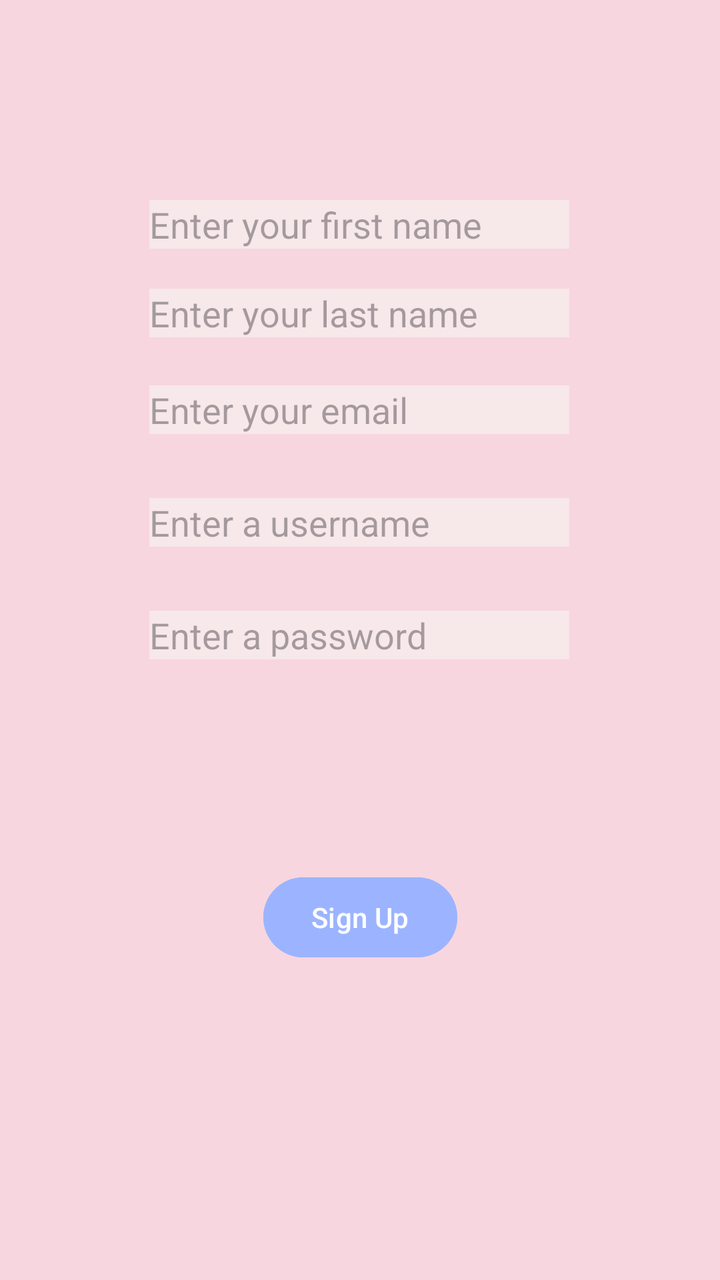
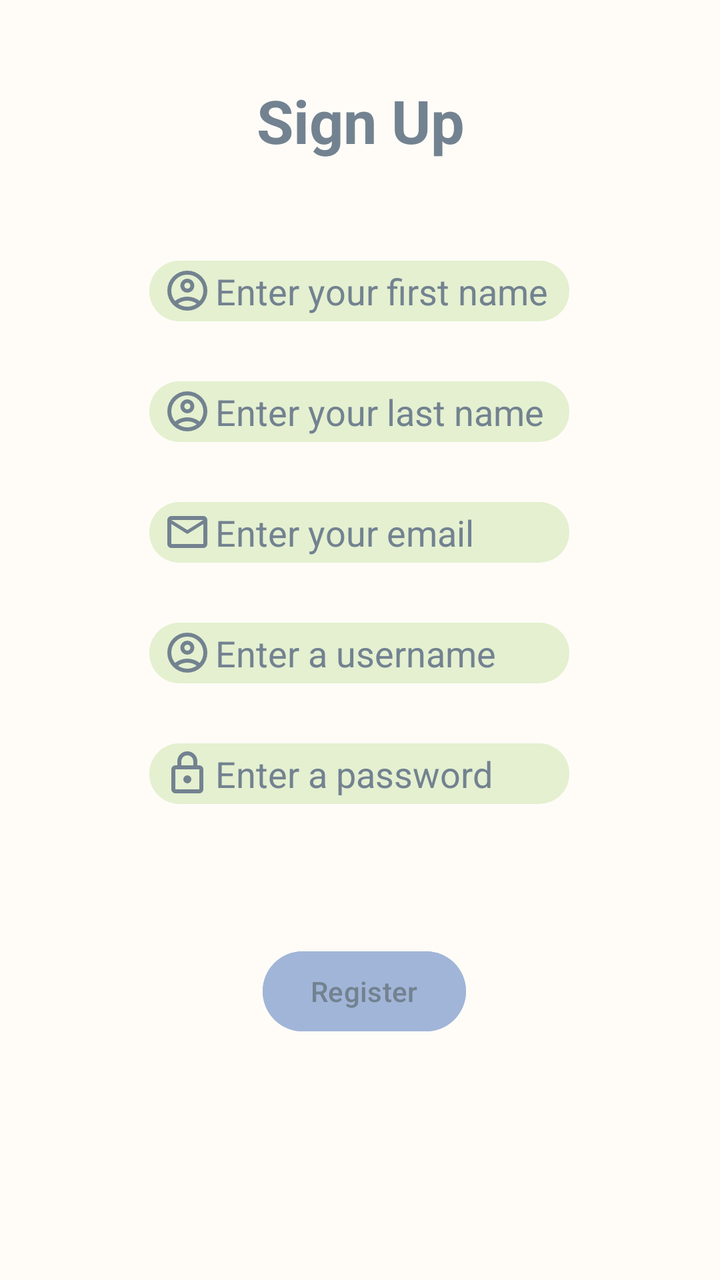

An Android layout rendered at two revisions. The XML below is the earlier revision; the diff shows what the commit changed to produce the second picture.
<!-- AndroidManifest.xml: application theme Theme.MyApp -->
<!-- res/layout/activity_sign_up.xml -->
<?xml version="1.0" encoding="utf-8"?>
<androidx.constraintlayout.widget.ConstraintLayout xmlns:android="http://schemas.android.com/apk/res/android"
    xmlns:app="http://schemas.android.com/apk/res-auto"
    xmlns:tools="http://schemas.android.com/tools"
    android:id="@+id/main"
    android:layout_width="match_parent"
    android:layout_height="match_parent"
    android:background="#F8D6DF"
    tools:context=".SignUpActivity">

    <EditText
        android:id="@+id/fistNameText"
        android:layout_width="wrap_content"
        android:layout_height="wrap_content"
        android:layout_marginTop="100dp"
        android:ems="10"
        android:hint="Enter your first name"
        android:inputType="text"
        android:background="#F7E8EA"
        app:layout_constraintEnd_toEndOf="parent"
        app:layout_constraintHorizontal_bias="0.497"
        app:layout_constraintStart_toStartOf="parent"
        app:layout_constraintTop_toTopOf="parent" />

    <EditText
        android:id="@+id/lastNameText"
        android:layout_width="wrap_content"
        android:layout_height="wrap_content"
        android:layout_marginTop="20dp"
        android:ems="10"
        android:hint="Enter your last name"
        android:inputType="text"
        android:background="#F7E8EA"
        app:layout_constraintEnd_toEndOf="parent"
        app:layout_constraintHorizontal_bias="0.497"
        app:layout_constraintStart_toStartOf="parent"
        app:layout_constraintTop_toBottomOf="@+id/fistNameText" />

    <EditText
        android:id="@+id/emailText"
        android:layout_width="wrap_content"
        android:layout_height="wrap_content"
        android:layout_marginTop="24dp"
        android:ems="10"
        android:hint="Enter your email"
        android:inputType="textEmailAddress"
        android:background="#F7E8EA"
        app:layout_constraintEnd_toEndOf="parent"
        app:layout_constraintHorizontal_bias="0.497"
        app:layout_constraintStart_toStartOf="parent"
        app:layout_constraintTop_toBottomOf="@+id/lastNameText" />

    <EditText
        android:id="@+id/userNameText"
        android:layout_width="wrap_content"
        android:layout_height="wrap_content"
        android:layout_marginTop="32dp"
        android:ems="10"
        android:hint="Enter a username"
        android:inputType="text"
        android:background="#F7E8EA"
        app:layout_constraintEnd_toEndOf="parent"
        app:layout_constraintHorizontal_bias="0.497"
        app:layout_constraintStart_toStartOf="parent"
        app:layout_constraintTop_toBottomOf="@+id/emailText" />

    <EditText
        android:id="@+id/passwordText"
        android:layout_width="wrap_content"
        android:layout_height="wrap_content"
        android:layout_marginTop="32dp"
        android:background="#F7E8EA"
        android:ems="10"
        android:hint="Enter a password"
        android:inputType="textPassword"
        app:layout_constraintEnd_toEndOf="parent"
        app:layout_constraintHorizontal_bias="0.497"
        app:layout_constraintStart_toStartOf="parent"
        app:layout_constraintTop_toBottomOf="@+id/userNameText" />

    <Button
        android:id="@+id/signUpButton"
        android:layout_width="wrap_content"
        android:layout_height="wrap_content"
        android:backgroundTint="#ED9CB4FF"
        android:text="Sign Up"
        app:layout_constraintBottom_toBottomOf="parent"
        app:layout_constraintEnd_toEndOf="parent"
        app:layout_constraintStart_toStartOf="parent"
        app:layout_constraintTop_toBottomOf="@+id/passwordText"
        app:layout_constraintVertical_bias="0.4" />

</androidx.constraintlayout.widget.ConstraintLayout>
<!-- resources referenced by this layout -->
<resources>
  <style name="Theme.MyApp" parent="Base.Theme.MyApp" />
  <style name="Base.Theme.MyApp" parent="Theme.Material3.DayNight.NoActionBar">
          
          
      </style>
</resources>

<!-- the commit's change to res/layout/activity_sign_up.xml (unified diff, before → after) -->
@@ -5,32 +5,52 @@
     android:id="@+id/main"
     android:layout_width="match_parent"
     android:layout_height="match_parent"
-    android:background="#F8D6DF"
+    android:background="#FFFCF7"
     tools:context=".SignUpActivity">
 
     <EditText
         android:id="@+id/fistNameText"
         android:layout_width="wrap_content"
         android:layout_height="wrap_content"
-        android:layout_marginTop="100dp"
+        android:layout_marginTop="50dp"
+        android:background="@drawable/signuptextview"
+        android:digits="abcdefghijklmnopqrstuvwxyz ABCDEFGHIJKLMNOPQRSTUVWXYZ"
+        android:drawableStart="@drawable/account_circle"
+        android:drawablePadding="2dp"
         android:ems="10"
         android:hint="Enter your first name"
         android:inputType="text"
-        android:background="#F7E8EA"
+        android:paddingStart="7dp"
+        android:paddingEnd="5dp"
+        android:paddingTop="3dp"
+        android:paddingBottom="3dp"
+        android:textColor="#738290"
+        android:textColorHint="#738290"
+        android:maxLength="50"
         app:layout_constraintEnd_toEndOf="parent"
         app:layout_constraintHorizontal_bias="0.497"
         app:layout_constraintStart_toStartOf="parent"
-        app:layout_constraintTop_toTopOf="parent" />
+        app:layout_constraintTop_toBottomOf="@+id/HeaderTextView" />
 
     <EditText
         android:id="@+id/lastNameText"
         android:layout_width="wrap_content"
         android:layout_height="wrap_content"
-        android:layout_marginTop="20dp"
+        android:layout_marginTop="30dp"
+        android:background="@drawable/signuptextview"
+        android:digits="abcdefghijklmnopqrstuvwxyz ABCDEFGHIJKLMNOPQRSTUVWXYZ"
+        android:drawableLeft="@drawable/account_circle"
+        android:drawablePadding="2dp"
         android:ems="10"
         android:hint="Enter your last name"
         android:inputType="text"
-        android:background="#F7E8EA"
+        android:paddingStart="7dp"
+        android:paddingTop="3dp"
+        android:paddingEnd="5dp"
+        android:paddingBottom="3dp"
+        android:textColor="#738290"
+        android:textColorHint="#738290"
+        android:maxLength="50"
         app:layout_constraintEnd_toEndOf="parent"
         app:layout_constraintHorizontal_bias="0.497"
         app:layout_constraintStart_toStartOf="parent"
@@ -40,11 +60,20 @@
         android:id="@+id/emailText"
         android:layout_width="wrap_content"
         android:layout_height="wrap_content"
-        android:layout_marginTop="24dp"
+        android:layout_marginTop="30dp"
+        android:background="@drawable/signuptextview"
+        android:digits="abcdefghijklmnopqrstuvwxyzABCDEFGHIJKLMNOPQRSTUVWXYZ1234567890@.-!#$%'*+-/=?^_`{|}~&amp;"
+        android:drawableLeft="@drawable/mail"
+        android:drawablePadding="2dp"
         android:ems="10"
         android:hint="Enter your email"
         android:inputType="textEmailAddress"
-        android:background="#F7E8EA"
+        android:paddingStart="7dp"
+        android:paddingEnd="5dp"
+        android:paddingTop="3dp"
+        android:paddingBottom="3dp"
+        android:textColor="#738290"
+        android:textColorHint="#738290"
         app:layout_constraintEnd_toEndOf="parent"
         app:layout_constraintHorizontal_bias="0.497"
         app:layout_constraintStart_toStartOf="parent"
@@ -54,11 +83,19 @@
         android:id="@+id/userNameText"
         android:layout_width="wrap_content"
         android:layout_height="wrap_content"
-        android:layout_marginTop="32dp"
+        android:layout_marginTop="30dp"
+        android:background="@drawable/signuptextview"
+        android:digits="abcdefghijklmnopqrstuvwxyzABCDEFGHIJKLMNOPQRSTUVWXYZ1234567890@.-!#$%'*+-/=?^_`{|}~(),;[]&amp;"
+        android:drawableLeft="@drawable/account_circle"
+        android:drawablePadding="2dp"
         android:ems="10"
         android:hint="Enter a username"
         android:inputType="text"
-        android:background="#F7E8EA"
+        android:paddingStart="7dp"
+        android:paddingTop="3dp"
+        android:paddingEnd="5dp"
+        android:paddingBottom="3dp"
+        android:textColorHint="#738290"
         app:layout_constraintEnd_toEndOf="parent"
         app:layout_constraintHorizontal_bias="0.497"
         app:layout_constraintStart_toStartOf="parent"
@@ -68,11 +105,19 @@
         android:id="@+id/passwordText"
         android:layout_width="wrap_content"
         android:layout_height="wrap_content"
-        android:layout_marginTop="32dp"
-        android:background="#F7E8EA"
+        android:layout_marginTop="30dp"
+        android:background="@drawable/signuptextview"
+        android:drawableLeft="@drawable/lock"
+        android:drawablePadding="2dp"
         android:ems="10"
         android:hint="Enter a password"
         android:inputType="textPassword"
+        android:paddingStart="7dp"
+        android:paddingEnd="5dp"
+        android:paddingTop="3dp"
+        android:paddingBottom="3dp"
+        android:textColor="#738290"
+        android:textColorHint="#738290"
         app:layout_constraintEnd_toEndOf="parent"
         app:layout_constraintHorizontal_bias="0.497"
         app:layout_constraintStart_toStartOf="parent"
@@ -82,12 +127,28 @@
         android:id="@+id/signUpButton"
         android:layout_width="wrap_content"
         android:layout_height="wrap_content"
-        android:backgroundTint="#ED9CB4FF"
-        android:text="Sign Up"
+        android:backgroundTint="#A1B5D8"
+        android:text="Register"
+        android:textColor="#738290"
         app:layout_constraintBottom_toBottomOf="parent"
         app:layout_constraintEnd_toEndOf="parent"
+        app:layout_constraintHorizontal_bias="0.509"
         app:layout_constraintStart_toStartOf="parent"
         app:layout_constraintTop_toBottomOf="@+id/passwordText"
-        app:layout_constraintVertical_bias="0.4" />
+        app:layout_constraintVertical_bias="0.367" />
+
+    <TextView
+        android:id="@+id/HeaderTextView"
+        android:layout_width="wrap_content"
+        android:layout_height="wrap_content"
+        android:layout_marginTop="40dp"
+        android:text="Sign Up"
+        android:textColor="#738290"
+        android:textSize="30sp"
+        android:textStyle="bold"
+        app:layout_constraintEnd_toEndOf="parent"
+        app:layout_constraintHorizontal_bias="0.501"
+        app:layout_constraintStart_toStartOf="parent"
+        app:layout_constraintTop_toTopOf="parent" />
 
 </androidx.constraintlayout.widget.ConstraintLayout>
<!-- resource entries referenced after the edit -->
@@ -1,5 +1,30 @@
 <!-- resources referenced by this layout -->
 <resources>
+  <!-- drawable account_circle (drawable) -->
+  <vector xmlns:android="http://schemas.android.com/apk/res/android" android:height="24dp" android:tint="#738290" android:viewportHeight="960" android:viewportWidth="960" android:width="24dp">
+        
+      <path android:fillColor="@android:color/white" android:pathData="M234,684Q285,645 348,622.5Q411,600 480,600Q549,600 612,622.5Q675,645 726,684Q761,643 780.5,591Q800,539 800,480Q800,347 706.5,253.5Q613,160 480,160Q347,160 253.5,253.5Q160,347 160,480Q160,539 179.5,591Q199,643 234,684ZM380.5,479.5Q340,439 340,380Q340,321 380.5,280.5Q421,240 480,240Q539,240 579.5,280.5Q620,321 620,380Q620,439 579.5,479.5Q539,520 480,520Q421,520 380.5,479.5ZM480,880Q397,880 324,848.5Q251,817 197,763Q143,709 111.5,636Q80,563 80,480Q80,397 111.5,324Q143,251 197,197Q251,143 324,111.5Q397,80 480,80Q563,80 636,111.5Q709,143 763,197Q817,251 848.5,324Q880,397 880,480Q880,563 848.5,636Q817,709 763,763Q709,817 636,848.5Q563,880 480,880ZM580,784.5Q627,769 666,740Q627,711 580,695.5Q533,680 480,680Q427,680 380,695.5Q333,711 294,740Q333,769 380,784.5Q427,800 480,800Q533,800 580,784.5ZM523,423Q540,406 540,380Q540,354 523,337Q506,320 480,320Q454,320 437,337Q420,354 420,380Q420,406 437,423Q454,440 480,440Q506,440 523,423ZM480,380Q480,380 480,380Q480,380 480,380Q480,380 480,380Q480,380 480,380Q480,380 480,380Q480,380 480,380Q480,380 480,380Q480,380 480,380ZM480,740Q480,740 480,740Q480,740 480,740Q480,740 480,740Q480,740 480,740Q480,740 480,740Q480,740 480,740Q480,740 480,740Q480,740 480,740Z"/>
+      
+  </vector>
+  <!-- drawable lock (drawable) -->
+  <vector xmlns:android="http://schemas.android.com/apk/res/android" android:height="24dp" android:tint="#738290" android:viewportHeight="960" android:viewportWidth="960" android:width="24dp">
+        
+      <path android:fillColor="@android:color/white" android:pathData="M240,880Q207,880 183.5,856.5Q160,833 160,800L160,400Q160,367 183.5,343.5Q207,320 240,320L280,320L280,240Q280,157 338.5,98.5Q397,40 480,40Q563,40 621.5,98.5Q680,157 680,240L680,320L720,320Q753,320 776.5,343.5Q800,367 800,400L800,800Q800,833 776.5,856.5Q753,880 720,880L240,880ZM240,800L720,800Q720,800 720,800Q720,800 720,800L720,400Q720,400 720,400Q720,400 720,400L240,400Q240,400 240,400Q240,400 240,400L240,800Q240,800 240,800Q240,800 240,800ZM536.5,656.5Q560,633 560,600Q560,567 536.5,543.5Q513,520 480,520Q447,520 423.5,543.5Q400,567 400,600Q400,633 423.5,656.5Q447,680 480,680Q513,680 536.5,656.5ZM360,320L600,320L600,240Q600,190 565,155Q530,120 480,120Q430,120 395,155Q360,190 360,240L360,320ZM240,800Q240,800 240,800Q240,800 240,800L240,400Q240,400 240,400Q240,400 240,400L240,400Q240,400 240,400Q240,400 240,400L240,800Q240,800 240,800Q240,800 240,800Z"/>
+      
+  </vector>
+  <!-- drawable mail (drawable) -->
+  <vector xmlns:android="http://schemas.android.com/apk/res/android" android:height="24dp" android:tint="#738290" android:viewportHeight="960" android:viewportWidth="960" android:width="24dp">
+        
+      <path android:fillColor="@android:color/white" android:pathData="M160,800Q127,800 103.5,776.5Q80,753 80,720L80,240Q80,207 103.5,183.5Q127,160 160,160L800,160Q833,160 856.5,183.5Q880,207 880,240L880,720Q880,753 856.5,776.5Q833,800 800,800L160,800ZM480,520L160,320L160,720Q160,720 160,720Q160,720 160,720L800,720Q800,720 800,720Q800,720 800,720L800,320L480,520ZM480,440L800,240L160,240L480,440ZM160,320L160,240L160,240L160,320L160,720Q160,720 160,720Q160,720 160,720L160,720Q160,720 160,720Q160,720 160,720L160,320Z"/>
+      
+  </vector>
+  <!-- drawable signuptextview (drawable) -->
+  <?xml version="1.0" encoding="utf-8"?>
+  <shape xmlns:android="http://schemas.android.com/apk/res/android"
+      android:shape="rectangle">
+      <solid android:color="#E4F0D0" />
+      <corners android:radius="15dp"/>
+  </shape>
   <style name="Theme.MyApp" parent="Base.Theme.MyApp" />
   <style name="Base.Theme.MyApp" parent="Theme.Material3.DayNight.NoActionBar">
           
